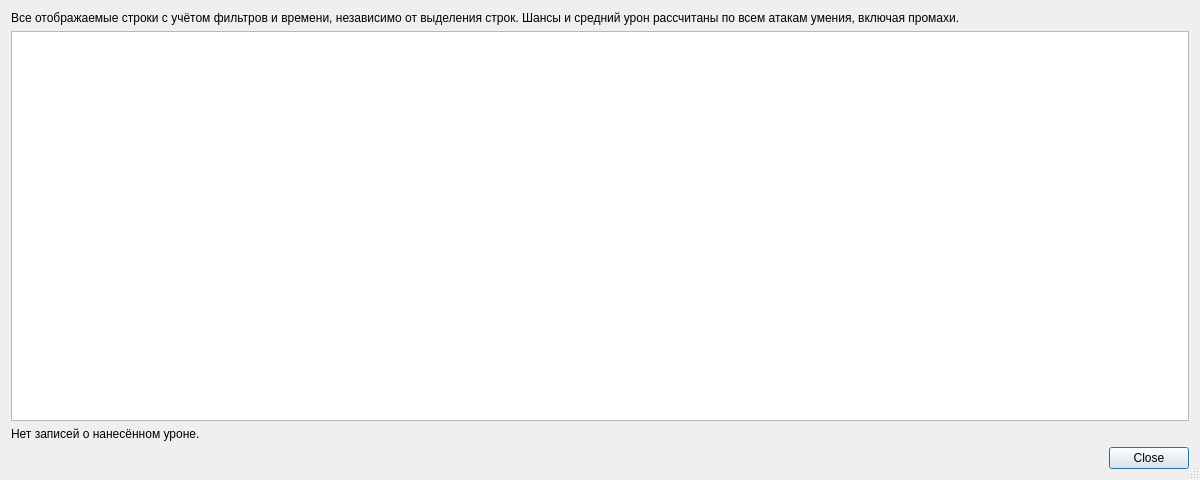
Qt form src/gui/ui/skill_damage_dialog.ui (KolmePro/reva_damage_viewer) before a commit.
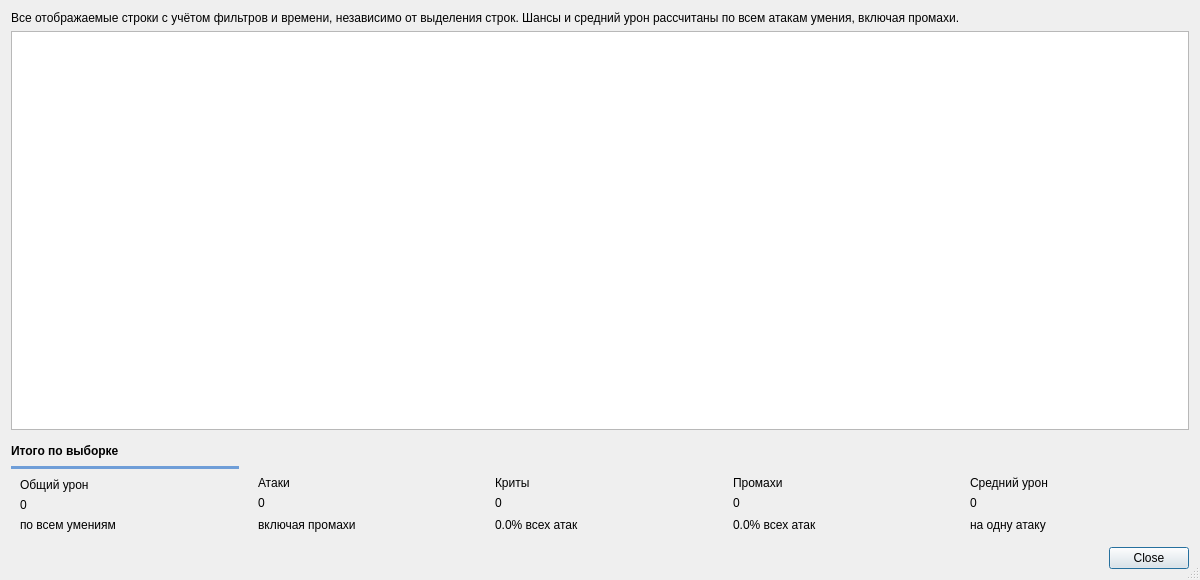
The same form after that commit.

Commit message: Style damage analysis totals as summary cards

```diff
--- a/src/gui/ui/skill_damage_dialog.ui
+++ b/src/gui/ui/skill_damage_dialog.ui
@@ -4,7 +4,7 @@
  <widget class="QDialog" name="SkillDamageDialog">
   <property name="windowTitle"><string>Анализ урона</string></property>
   <property name="sizeGripEnabled"><bool>true</bool></property>
-  <property name="geometry"><rect><x>0</x><y>0</y><width>1200</width><height>480</height></rect></property>
+  <property name="geometry"><rect><x>0</x><y>0</y><width>1200</width><height>580</height></rect></property>
   <layout class="QVBoxLayout" name="verticalLayout">
    <item>
     <widget class="QLabel" name="scope_label">
@@ -22,10 +22,76 @@
     </widget>
    </item>
    <item>
-    <widget class="QLabel" name="summary_label">
-     <property name="text"><string>Нет записей о нанесённом уроне.</string></property>
-     <property name="wordWrap"><bool>true</bool></property>
+    <widget class="QWidget" name="summary_panel">
      <property name="toolTip"><string>Общие шансы и средний урон рассчитываются от общего количества атак, включая промахи.</string></property>
+     <property name="styleSheet">
+      <string notr="true">QFrame[summaryCard="true"] {
+ background-color: palette(base);
+ border: 1px solid palette(mid);
+ border-radius: 8px;
+}
+QFrame#total_damage_card { border-top: 3px solid #6f9ed8; }
+QLabel { background: transparent; border: none; }
+QLabel[summaryRole="value"] { font-size: 22px; font-weight: 600; }
+QLabel[summaryRole="detail"] { font-size: 12px; }
+QLabel#summary_label { font-weight: 600; }</string>
+     </property>
+     <layout class="QVBoxLayout" name="summary_layout">
+      <property name="leftMargin"><number>0</number></property>
+      <property name="topMargin"><number>8</number></property>
+      <property name="rightMargin"><number>0</number></property>
+      <property name="bottomMargin"><number>0</number></property>
+      <property name="spacing"><number>8</number></property>
+      <item><widget class="QLabel" name="summary_label">
+       <property name="text"><string>Итого по выборке</string></property>
+       <property name="wordWrap"><bool>true</bool></property>
+      </widget></item>
+      <item>
+       <layout class="QHBoxLayout" name="summary_cards_layout" stretch="1,1,1,1,1">
+        <property name="spacing"><number>10</number></property>
+        <item><widget class="QFrame" name="total_damage_card">
+         <property name="summaryCard" stdset="0"><bool>true</bool></property>
+         <layout class="QVBoxLayout" name="total_damage_layout">
+          <item><widget class="QLabel" name="total_damage_title"><property name="text"><string>Общий урон</string></property></widget></item>
+          <item><widget class="QLabel" name="total_damage_value"><property name="text"><string>0</string></property><property name="summaryRole" stdset="0"><string notr="true">value</string></property><property name="textInteractionFlags"><set>Qt::TextSelectableByMouse</set></property></widget></item>
+          <item><widget class="QLabel" name="total_damage_detail"><property name="text"><string>по всем умениям</string></property><property name="summaryRole" stdset="0"><string notr="true">detail</string></property></widget></item>
+         </layout>
+        </widget></item>
+        <item><widget class="QFrame" name="total_attacks_card">
+         <property name="summaryCard" stdset="0"><bool>true</bool></property>
+         <layout class="QVBoxLayout" name="total_attacks_layout">
+          <item><widget class="QLabel" name="total_attacks_title"><property name="text"><string>Атаки</string></property></widget></item>
+          <item><widget class="QLabel" name="total_attacks_value"><property name="text"><string>0</string></property><property name="summaryRole" stdset="0"><string notr="true">value</string></property><property name="textInteractionFlags"><set>Qt::TextSelectableByMouse</set></property></widget></item>
+          <item><widget class="QLabel" name="total_attacks_detail"><property name="text"><string>включая промахи</string></property><property name="summaryRole" stdset="0"><string notr="true">detail</string></property></widget></item>
+         </layout>
+        </widget></item>
+        <item><widget class="QFrame" name="total_critical_card">
+         <property name="summaryCard" stdset="0"><bool>true</bool></property>
+         <layout class="QVBoxLayout" name="total_critical_layout">
+          <item><widget class="QLabel" name="total_critical_title"><property name="text"><string>Криты</string></property></widget></item>
+          <item><widget class="QLabel" name="total_critical_value"><property name="text"><string>0</string></property><property name="summaryRole" stdset="0"><string notr="true">value</string></property><property name="textInteractionFlags"><set>Qt::TextSelectableByMouse</set></property></widget></item>
+          <item><widget class="QLabel" name="total_critical_detail"><property name="text"><string>0.0% всех атак</string></property><property name="summaryRole" stdset="0"><string notr="true">detail</string></property></widget></item>
+         </layout>
+        </widget></item>
+        <item><widget class="QFrame" name="total_misses_card">
+         <property name="summaryCard" stdset="0"><bool>true</bool></property>
+         <layout class="QVBoxLayout" name="total_misses_layout">
+          <item><widget class="QLabel" name="total_misses_title"><property name="text"><string>Промахи</string></property></widget></item>
+          <item><widget class="QLabel" name="total_misses_value"><property name="text"><string>0</string></property><property name="summaryRole" stdset="0"><string notr="true">value</string></property><property name="textInteractionFlags"><set>Qt::TextSelectableByMouse</set></property></widget></item>
+          <item><widget class="QLabel" name="total_misses_detail"><property name="text"><string>0.0% всех атак</string></property><property name="summaryRole" stdset="0"><string notr="true">detail</string></property></widget></item>
+         </layout>
+        </widget></item>
+        <item><widget class="QFrame" name="total_average_card">
+         <property name="summaryCard" stdset="0"><bool>true</bool></property>
+         <layout class="QVBoxLayout" name="total_average_layout">
+          <item><widget class="QLabel" name="total_average_title"><property name="text"><string>Средний урон</string></property></widget></item>
+          <item><widget class="QLabel" name="total_average_value"><property name="text"><string>0</string></property><property name="summaryRole" stdset="0"><string notr="true">value</string></property><property name="textInteractionFlags"><set>Qt::TextSelectableByMouse</set></property></widget></item>
+          <item><widget class="QLabel" name="total_average_detail"><property name="text"><string>на одну атаку</string></property><property name="summaryRole" stdset="0"><string notr="true">detail</string></property></widget></item>
+         </layout>
+        </widget></item>
+       </layout>
+      </item>
+     </layout>
     </widget>
    </item>
    <item>
```
The commit also changes 2 other files.
